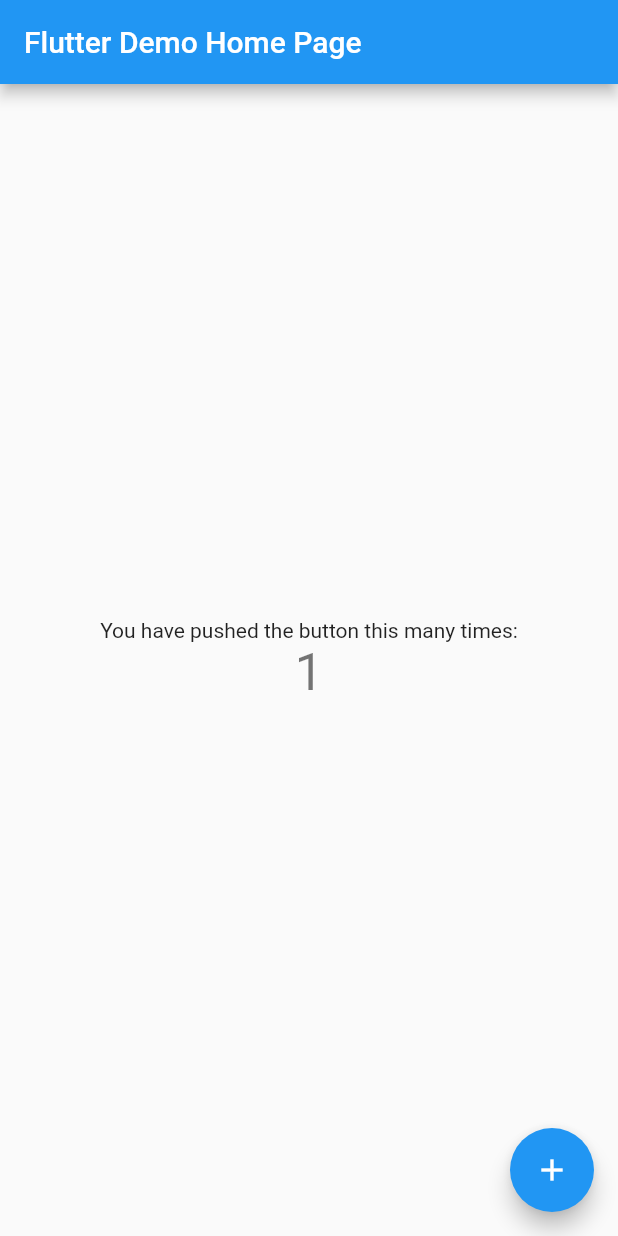
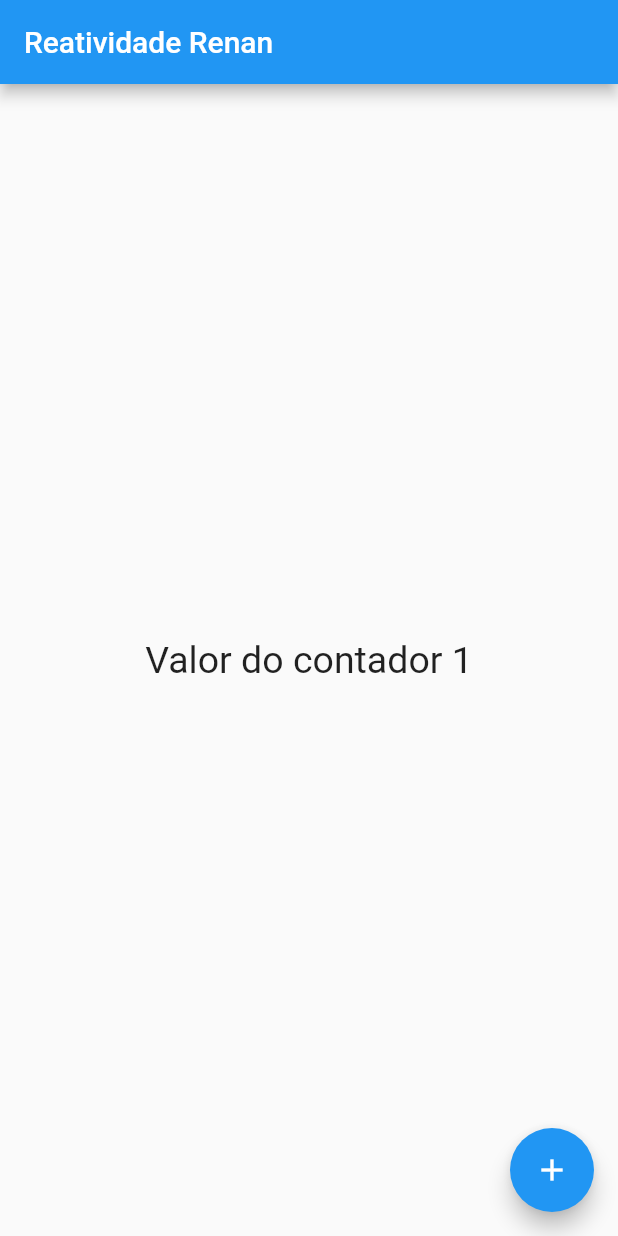
Before and after one commit to UserFunctionXXX/custom_rx, a Flutter app: the screen it shows after launch, after a tap on the "add" icon, on a phone screen of 412 x 824 dp. Run offline on Flutter 3.47's test engine with Material 2 defaults, Android fonts, the phone set to English and light mode, and no system bars.

Commit message:
Classe customizada para gerenciamento de estado imitanbdo o ValueNotifier

```diff
--- /dev/null
+++ b/lib/custom_rx/custom_rx.dart
@@ -0,0 +1,37 @@
+import 'package:flutter/foundation.dart';
+
+class CustomRx<T> extends ValueListenable {
+  final _callbacks = <VoidCallback>[];
+  T _value;
+  CustomRx(T initialValue) : _value = initialValue;
+
+  T get value => _value;
+  set value(T newValue) {
+    _value = newValue;
+    _notifyListeners();
+  }
+
+  @override
+  void addListener(VoidCallback listener) {
+    _callbacks.add(listener);
+  }
+
+  @override
+  void removeListener(VoidCallback listener) {
+    _callbacks.remove(listener);
+  }
+
+  void removeAllListeners() {
+    for (var callback in _callbacks) {
+      removeListener(callback);
+    }
+  }
+
+  void _notifyListeners() {
+    if (_callbacks.isEmpty) return;
+
+    for (var callback in _callbacks) {
+      callback();
+    }
+  }
+}
--- /dev/null
+++ b/lib/home/home.dart
@@ -0,0 +1,53 @@
+import 'package:custom_rx/home/home_controller.dart';
+import 'package:flutter/material.dart';
+
+class Home extends StatefulWidget {
+  final HomeController controller = HomeController();
+
+  Home({Key? key}) : super(key: key);
+
+  @override
+  _HomeState createState() => _HomeState();
+}
+
+class _HomeState extends State<Home> {
+  @override
+  void initState() {
+    super.initState();
+  }
+
+  @override
+  void dispose() {
+    widget.controller.disposeListeners();
+    super.dispose();
+  }
+
+  @override
+  Widget build(BuildContext context) {
+    return Scaffold(
+      appBar: AppBar(
+        title: const Text('Reatividade Renan'),
+      ),
+      floatingActionButton: FloatingActionButton(
+        onPressed: widget.controller.incrementValue,
+        tooltip: 'Increment',
+        child: const Icon(Icons.add),
+      ),
+      body: Center(
+        child: ValueListenableBuilder(
+          builder: (BuildContext context, value, Widget? child) {
+            return Text(
+              'Valor do contador ${widget.controller.counter.value}',
+              style: const TextStyle(fontSize: 25),
+            );
+          },
+          valueListenable: widget.controller.counter,
+          child: Text(
+            'Valor do contador ${widget.controller.counter.value}',
+            style: const TextStyle(fontSize: 25),
+          ),
+        ),
+      ),
+    );
+  }
+}
--- /dev/null
+++ b/lib/home/home_controller.dart
@@ -0,0 +1,13 @@
+import 'package:custom_rx/custom_rx/custom_rx.dart';
+
+class HomeController {
+  CustomRx counter = CustomRx<int>(0);
+
+  void incrementValue() {
+    counter.value++;
+  }
+
+  void disposeListeners() {
+    counter.removeAllListeners();
+  }
+}
--- a/lib/main.dart
+++ b/lib/main.dart
@@ -1,3 +1,4 @@
+import 'package:custom_rx/home/Home.dart';
 import 'package:flutter/material.dart';
 
 void main() {
@@ -7,109 +8,13 @@ void main() {
 class MyApp extends StatelessWidget {
   const MyApp({Key? key}) : super(key: key);
 
-  // This widget is the root of your application.
   @override
   Widget build(BuildContext context) {
     return MaterialApp(
-      title: 'Flutter Demo',
       theme: ThemeData(
-        // This is the theme of your application.
-        //
-        // Try running your application with "flutter run". You'll see the
-        // application has a blue toolbar. Then, without quitting the app, try
-        // changing the primarySwatch below to Colors.green and then invoke
-        // "hot reload" (press "r" in the console where you ran "flutter run",
-        // or simply save your changes to "hot reload" in a Flutter IDE).
-        // Notice that the counter didn't reset back to zero; the application
-        // is not restarted.
         primarySwatch: Colors.blue,
       ),
-      home: const MyHomePage(title: 'Flutter Demo Home Page'),
+      home: Home(),
     );
   }
 }
-
-class MyHomePage extends StatefulWidget {
-  const MyHomePage({Key? key, required this.title}) : super(key: key);
-
-  // This widget is the home page of your application. It is stateful, meaning
-  // that it has a State object (defined below) that contains fields that affect
-  // how it looks.
-
-  // This class is the configuration for the state. It holds the values (in this
-  // case the title) provided by the parent (in this case the App widget) and
-  // used by the build method of the State. Fields in a Widget subclass are
-  // always marked "final".
-
-  final String title;
-
-  @override
-  State<MyHomePage> createState() => _MyHomePageState();
-}
-
-class _MyHomePageState extends State<MyHomePage> {
-  int _counter = 0;
-
-  void _incrementCounter() {
-    setState(() {
-      // This call to setState tells the Flutter framework that something has
-      // changed in this State, which causes it to rerun the build method below
-      // so that the display can reflect the updated values. If we changed
-      // _counter without calling setState(), then the build method would not be
-      // called again, and so nothing would appear to happen.
-      _counter++;
-    });
-  }
-
-  @override
-  Widget build(BuildContext context) {
-    // This method is rerun every time setState is called, for instance as done
-    // by the _incrementCounter method above.
-    //
-    // The Flutter framework has been optimized to make rerunning build methods
-    // fast, so that you can just rebuild anything that needs updating rather
-    // than having to individually change instances of widgets.
-    return Scaffold(
-      appBar: AppBar(
-        // Here we take the value from the MyHomePage object that was created by
-        // the App.build method, and use it to set our appbar title.
-        title: Text(widget.title),
-      ),
-      body: Center(
-        // Center is a layout widget. It takes a single child and positions it
-        // in the middle of the parent.
-        child: Column(
-          // Column is also a layout widget. It takes a list of children and
-          // arranges them vertically. By default, it sizes itself to fit its
-          // children horizontally, and tries to be as tall as its parent.
-          //
-          // Invoke "debug painting" (press "p" in the console, choose the
-          // "Toggle Debug Paint" action from the Flutter Inspector in Android
-          // Studio, or the "Toggle Debug Paint" command in Visual Studio Code)
-          // to see the wireframe for each widget.
-          //
-          // Column has various properties to control how it sizes itself and
-          // how it positions its children. Here we use mainAxisAlignment to
-          // center the children vertically; the main axis here is the vertical
-          // axis because Columns are vertical (the cross axis would be
-          // horizontal).
-          mainAxisAlignment: MainAxisAlignment.center,
-          children: <Widget>[
-            const Text(
-              'You have pushed the button this many times:',
-            ),
-            Text(
-              '$_counter',
-              style: Theme.of(context).textTheme.headline4,
-            ),
-          ],
-        ),
-      ),
-      floatingActionButton: FloatingActionButton(
-        onPressed: _incrementCounter,
-        tooltip: 'Increment',
-        child: const Icon(Icons.add),
-      ), // This trailing comma makes auto-formatting nicer for build methods.
-    );
-  }
-}
```
